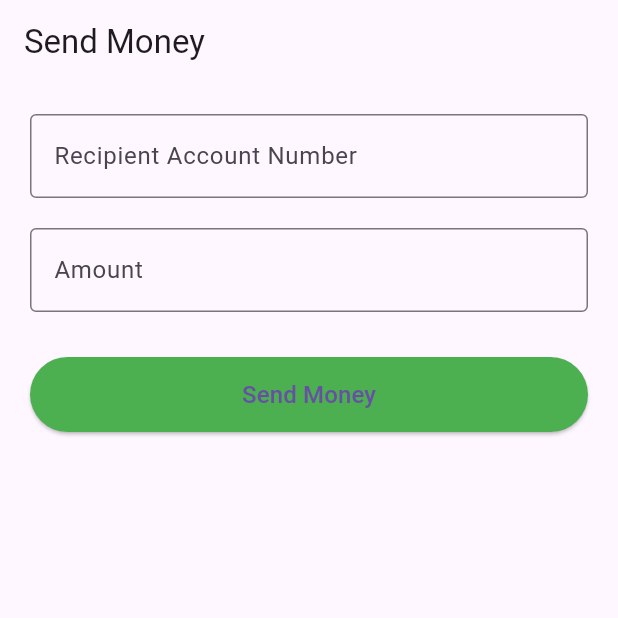
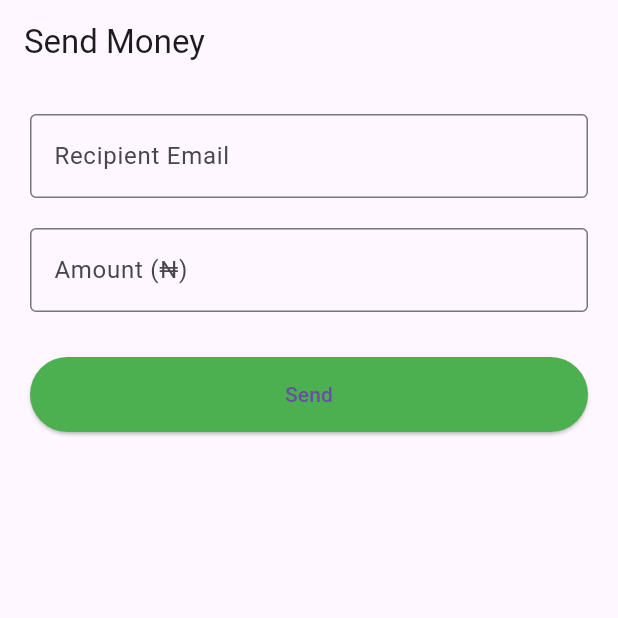
Before and after one commit to scoresss/Opay-Clone, a Flutter app: the SendMoneyScreen screen opened directly, on a phone screen of 412 x 824 dp, the top half of it. Run offline on Flutter 3.47's test engine with Material 3 defaults, Android fonts, the phone set to English and light mode, and no system bars; our stand-ins replace cloud_firestore, firebase_auth, firebase_core, fluttertoast; missing offline and left inert: opay_clone; accounts and stored records are empty; statements that could not run were skipped.

Commit message:
Update send_money_screen.dart

```diff
--- a/lib/screens/send_money_screen.dart
+++ b/lib/screens/send_money_screen.dart
@@ -1,8 +1,11 @@
 import 'package:flutter/material.dart';
 import 'package:fluttertoast/fluttertoast.dart';
+import 'package:firebase_auth/firebase_auth.dart';
+import 'package:cloud_firestore/cloud_firestore.dart';
+import '../services/firestore_service.dart';
 
 class SendMoneyScreen extends StatefulWidget {
-  const SendMoneyScreen({super.key});
+  const SendMoneyScreen({Key? key}) : super(key: key);
 
   @override
   State<SendMoneyScreen> createState() => _SendMoneyScreenState();
@@ -10,19 +13,50 @@ class SendMoneyScreen extends StatefulWidget {
 
 class _SendMoneyScreenState extends State<SendMoneyScreen> {
   final _formKey = GlobalKey<FormState>();
-  final TextEditingController _accountController = TextEditingController();
+  final TextEditingController _receiverEmailController = TextEditingController();
   final TextEditingController _amountController = TextEditingController();
+  bool _loading = false;
 
-  void _sendMoney() {
+  Future<void> _sendMoney() async {
     if (_formKey.currentState!.validate()) {
-      Fluttertoast.showToast(
-        msg: 'Money sent to ${_accountController.text} successfully!',
-        toastLength: Toast.LENGTH_SHORT,
-        gravity: ToastGravity.BOTTOM,
+      setState(() => _loading = true);
+
+      try {
+        final senderUid = FirebaseAuth.instance.currentUser!.uid;
+        final receiverEmail = _receiverEmailController.text.trim();
+        final amount = double.parse(_amountController.text.trim());
+
+        // Look up receiver UID
+        final usersRef = FirebaseFirestore.instance.collection('users');
+        final query = await usersRef.where('email', isEqualTo: receiverEmail).get();
+
+        if (query.docs.isEmpty) {
+          Fluttertoast.showToast(msg: 'Receiver not found');
+          return;
+        }
+
+        final receiverUid = query.docs.first.id;
+
+        if (receiverUid == senderUid) {
+          Fluttertoast.showToast(msg: 'Cannot send money to yourself');
+          return;
+        }
+
+        // Use the service to perform transaction
+        await FirestoreService().sendMoney(
+          senderUid: senderUid,
+          receiverUid: receiverUid,
+          amount: amount,
         );
 
-      _accountController.clear();
+        Fluttertoast.showToast(msg: 'Money sent successfully!');
+        _receiverEmailController.clear();
         _amountController.clear();
+      } catch (e) {
+        Fluttertoast.showToast(msg: 'Error: ${e.toString()}');
+      } finally {
+        setState(() => _loading = false);
+      }
     }
   }
 
@@ -37,42 +71,40 @@ class _SendMoneyScreenState extends State<SendMoneyScreen> {
           child: Column(
             children: [
               TextFormField(
-                controller: _accountController,
-                keyboardType: TextInputType.number,
+                controller: _receiverEmailController,
                 decoration: const InputDecoration(
-                  labelText: 'Recipient Account Number',
+                  labelText: 'Recipient Email',
                   border: OutlineInputBorder(),
                 ),
-                validator: (value) {
-                  if (value == null || value.length < 10) {
-                    return 'Enter a valid account number';
-                  }
-                  return null;
-                },
+                validator: (val) =>
+                    val == null || val.isEmpty ? 'Enter recipient email' : null,
               ),
               const SizedBox(height: 20),
               TextFormField(
                 controller: _amountController,
                 keyboardType: TextInputType.number,
                 decoration: const InputDecoration(
-                  labelText: 'Amount',
+                  labelText: 'Amount (₦)',
                   border: OutlineInputBorder(),
                 ),
-                validator: (value) {
-                  if (value == null || value.isEmpty || double.tryParse(value) == null) {
+                validator: (val) {
+                  if (val == null || val.isEmpty) return 'Enter amount';
+                  if (double.tryParse(val) == null || double.parse(val) <= 0) {
                     return 'Enter a valid amount';
                   }
                   return null;
                 },
               ),
               const SizedBox(height: 30),
-              ElevatedButton(
+              _loading
+                  ? const CircularProgressIndicator()
+                  : ElevatedButton(
                       onPressed: _sendMoney,
                       style: ElevatedButton.styleFrom(
+                        minimumSize: const Size.fromHeight(50),
                         backgroundColor: Colors.green,
-                  minimumSize: const Size.fromHeight(50),
                       ),
-                child: const Text('Send Money', style: TextStyle(fontSize: 16)),
+                      child: const Text('Send'),
                     ),
             ],
           ),
```
Lines whose indentation alone changed are shown as unchanged.
